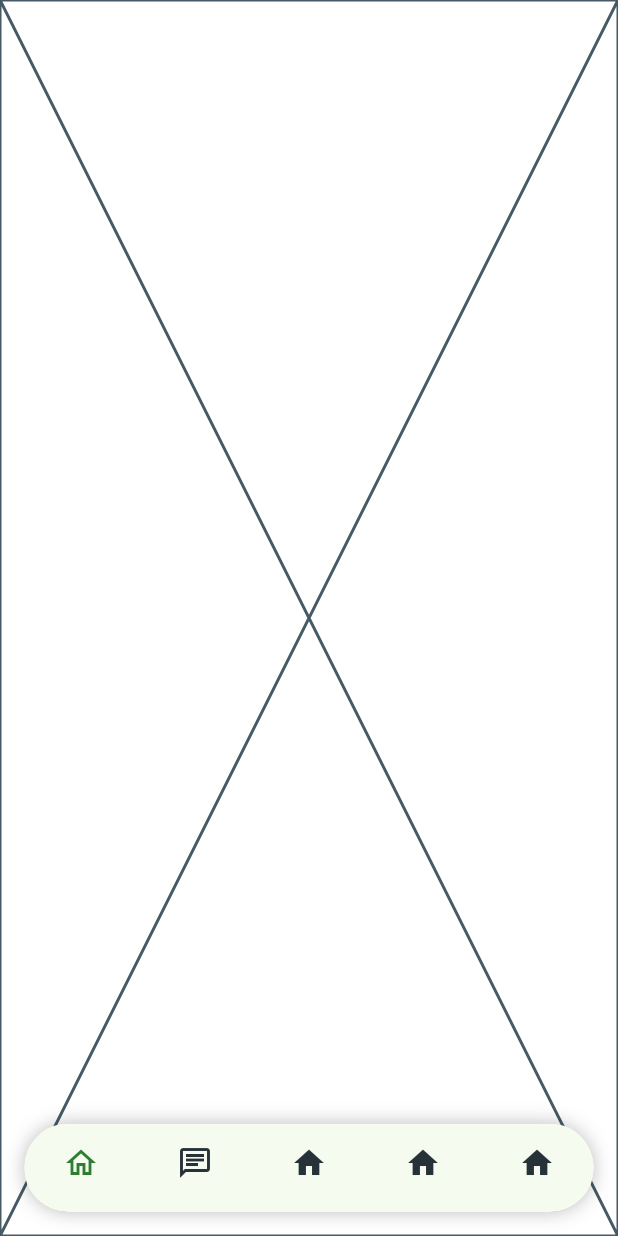
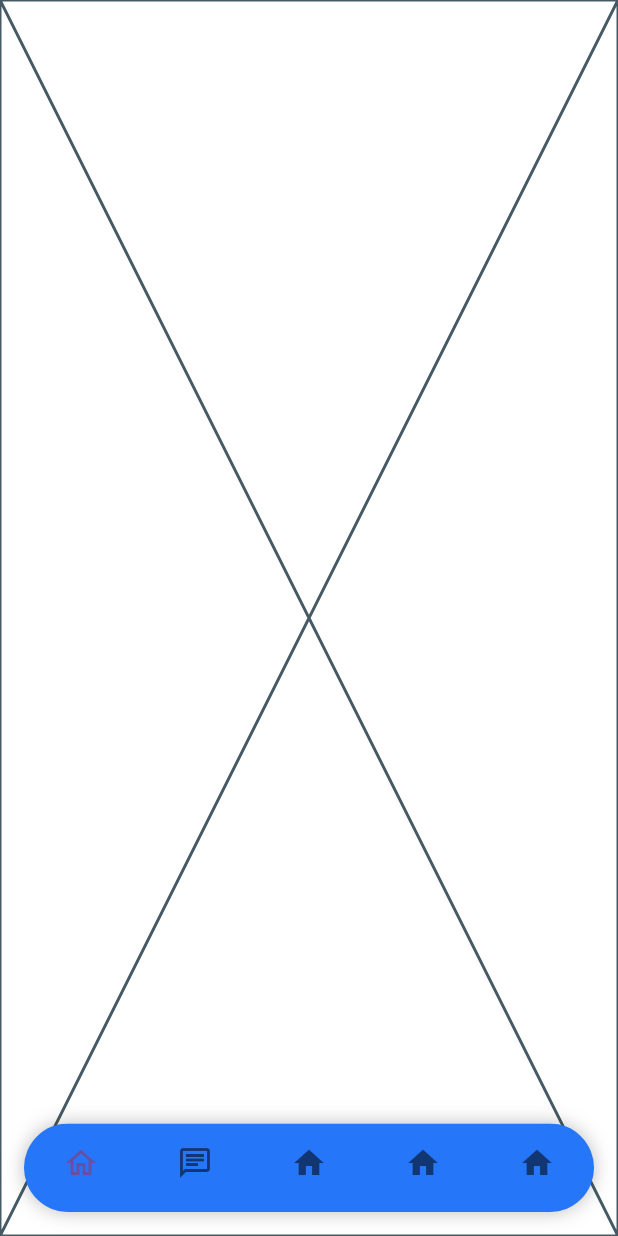
Before and after one commit to MahmoudEldeeb10/climate, a Flutter app: the screen it shows after launch, on a phone screen of 412 x 824 dp. Run offline on Flutter 3.47's test engine with Material 3 defaults, Android fonts, the phone set to English and light mode, and no system bars; our stand-ins replace bloc, equatable, flutter_bloc; statements that could not run were skipped.

Commit message:
edit constants colors

```diff
--- a/lib/constants.dart
+++ b/lib/constants.dart
@@ -1,9 +1,9 @@
 import 'package:flutter/cupertino.dart';
 
 class AppColors {
-  static const Color primaryColor = Color(0xFF2E7D32);
-  static const Color secondaryColor = Color(0xFF4CAF50);
-  static const Color backgroundColor = Color(0xFFF5FBEF);
-  static const Color accentColor = Color(0xFF0288D1);
-  static const Color textColor = Color(0xFF263238);
+  static const Color primaryText = Color(0xFFF9F9F9);
+  static const Color secondaryText = Color(0xFFB1CCF9);
+  static const Color backgroundColor = Color(0xFF2576F9);
+  static const Color cardBackgroundColor = Color(0xFF6D98ED);
+  static const Color cardBackgroundColor2 = Color(0xFF3177F9);
 }
```
